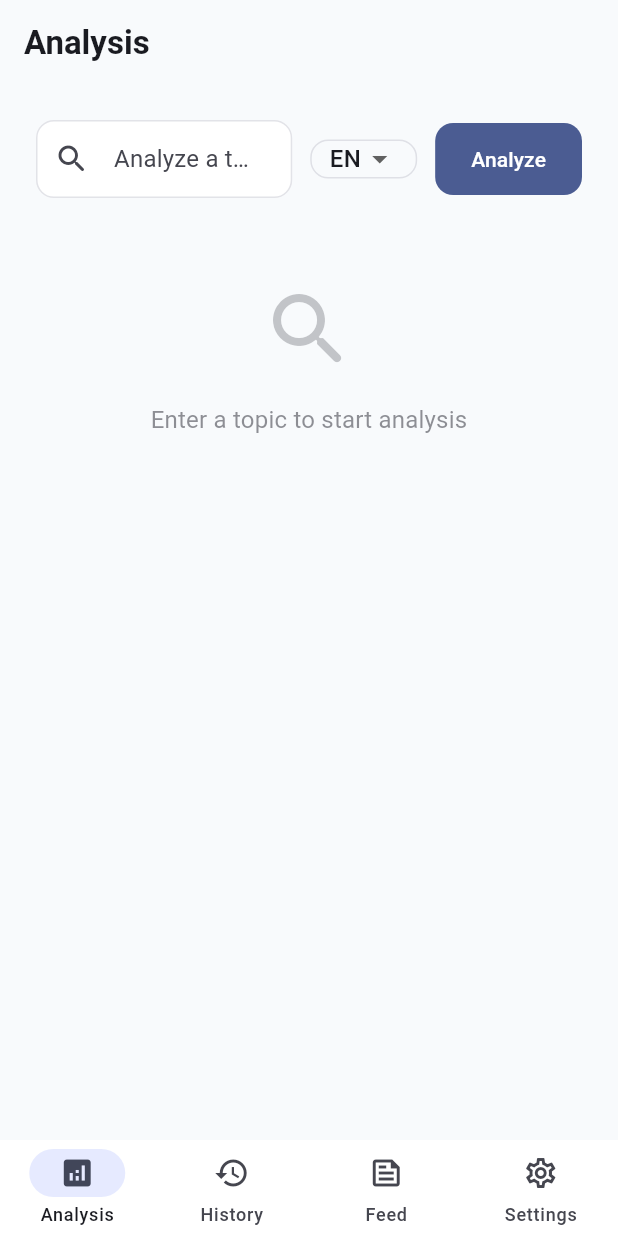
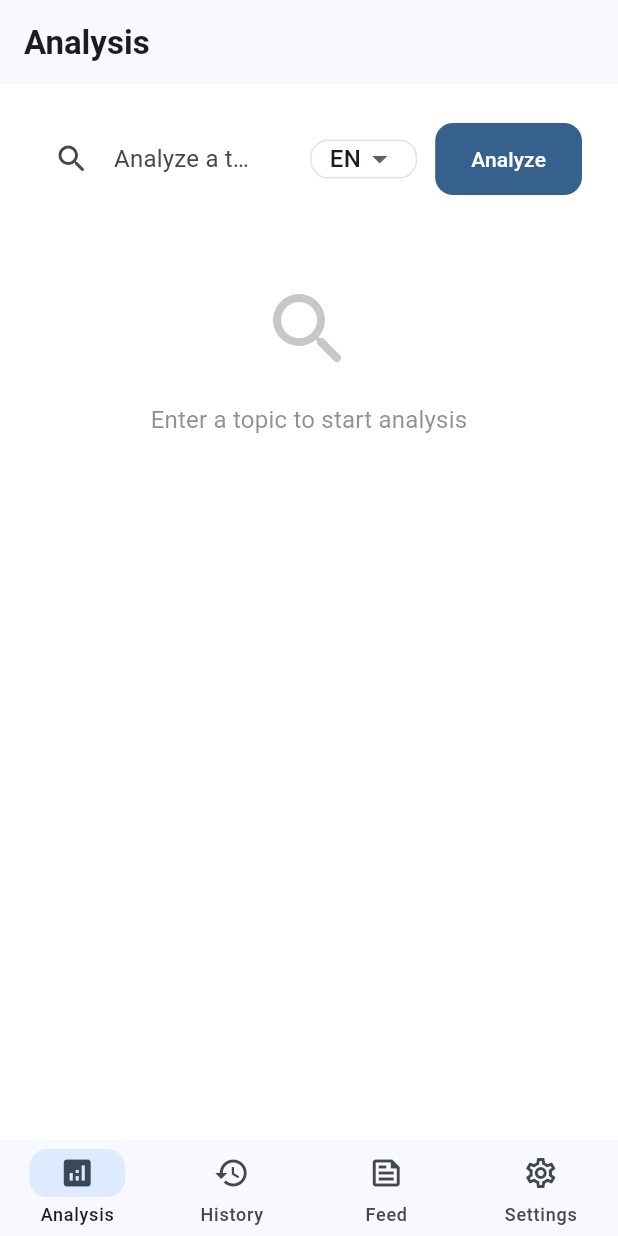
Before and after one commit to nil-byte/TrendPulseNew, a Flutter app: the screen it shows after launch, on a phone screen of 412 x 824 dp. Run offline on Flutter 3.47's test engine with Material 3 defaults, Android fonts, the phone set to English and light mode, and no system bars; our stand-ins replace dio, flutter_riverpod, go_router, shared_preferences, shimmer.

Commit message:
feat(app): rebuild design system with spacing, colors, theme, animations
- Add AppSpacing constants for consistent spacing and border radii
- Rewrite AppColors to TrendPulseColors ThemeExtension with light/dark variants
- Rebuild AppTheme with ColorScheme.fromSeed, card elevation, rounded nav indicator
- Create animation utilities: StaggeredListItem, PressFeedback, NumberTicker, ShimmerLoading
- Fix shimmer loading dark mode by using theme-aware colors
- Update common widgets (LoadingWidget, AppErrorWidget, EmptyWidget) with spacing tokens
- Migrate all feature files from static AppColors to ThemeExtension pattern

```diff
--- a/app/lib/core/theme/app_colors.dart
+++ b/app/lib/core/theme/app_colors.dart
@@ -1,25 +1,93 @@
 import 'package:flutter/material.dart';
 
 abstract final class AppColors {
-  static const Color seed = Color(0xFF2563EB);
+  static const Color seed = Color(0xFF2196F3);
+}
 
-  // Light theme
-  static const Color lightBackground = Color(0xFFF8FAFC);
-  static const Color lightSurface = Color(0xFFFFFFFF);
-  static const Color lightSurfaceVariant = Color(0xFFF1F5F9);
+@immutable
+class TrendPulseColors extends ThemeExtension<TrendPulseColors> {
+  const TrendPulseColors({
+    required this.positive,
+    required this.negative,
+    required this.neutral,
+    required this.reddit,
+    required this.youtube,
+    required this.xPlatform,
+    required this.surfaceHighlight,
+    required this.subtleBackground,
+  });
 
-  // Dark theme
-  static const Color darkBackground = Color(0xFF0F172A);
-  static const Color darkSurface = Color(0xFF1E293B);
-  static const Color darkSurfaceVariant = Color(0xFF334155);
+  final Color positive;
+  final Color negative;
+  final Color neutral;
+  final Color reddit;
+  final Color youtube;
+  final Color xPlatform;
+  final Color surfaceHighlight;
+  final Color subtleBackground;
 
-  // Sentiment
-  static const Color positive = Color(0xFF10B981);
-  static const Color negative = Color(0xFFEF4444);
-  static const Color neutral = Color(0xFF94A3B8);
+  static const light = TrendPulseColors(
+    positive: Color(0xFF10B981),
+    negative: Color(0xFFEF4444),
+    neutral: Color(0xFF94A3B8),
+    reddit: Color(0xFFFF4500),
+    youtube: Color(0xFFFF0000),
+    xPlatform: Color(0xFF1DA1F2),
+    surfaceHighlight: Color(0xFFF1F5F9),
+    subtleBackground: Color(0xFFF8FAFC),
+  );
 
-  // Source platforms
-  static const Color reddit = Color(0xFFFF4500);
-  static const Color youtube = Color(0xFFFF0000);
-  static const Color x = Color(0xFF1DA1F2);
+  static const dark = TrendPulseColors(
+    positive: Color(0xFF34D399),
+    negative: Color(0xFFF87171),
+    neutral: Color(0xFF94A3B8),
+    reddit: Color(0xFFFF6633),
+    youtube: Color(0xFFFF4444),
+    xPlatform: Color(0xFF60C5F7),
+    surfaceHighlight: Color(0xFF334155),
+    subtleBackground: Color(0xFF0F172A),
+  );
+
+  @override
+  TrendPulseColors copyWith({
+    Color? positive,
+    Color? negative,
+    Color? neutral,
+    Color? reddit,
+    Color? youtube,
+    Color? xPlatform,
+    Color? surfaceHighlight,
+    Color? subtleBackground,
+  }) {
+    return TrendPulseColors(
+      positive: positive ?? this.positive,
+      negative: negative ?? this.negative,
+      neutral: neutral ?? this.neutral,
+      reddit: reddit ?? this.reddit,
+      youtube: youtube ?? this.youtube,
+      xPlatform: xPlatform ?? this.xPlatform,
+      surfaceHighlight: surfaceHighlight ?? this.surfaceHighlight,
+      subtleBackground: subtleBackground ?? this.subtleBackground,
+    );
+  }
+
+  @override
+  TrendPulseColors lerp(TrendPulseColors? other, double t) {
+    if (other is! TrendPulseColors) return this;
+    return TrendPulseColors(
+      positive: Color.lerp(positive, other.positive, t)!,
+      negative: Color.lerp(negative, other.negative, t)!,
+      neutral: Color.lerp(neutral, other.neutral, t)!,
+      reddit: Color.lerp(reddit, other.reddit, t)!,
+      youtube: Color.lerp(youtube, other.youtube, t)!,
+      xPlatform: Color.lerp(xPlatform, other.xPlatform, t)!,
+      surfaceHighlight: Color.lerp(surfaceHighlight, other.surfaceHighlight, t)!,
+      subtleBackground: Color.lerp(subtleBackground, other.subtleBackground, t)!,
+    );
+  }
 }
+
+extension TrendPulseColorsExtension on ThemeData {
+  TrendPulseColors get trendPulseColors =>
+      extension<TrendPulseColors>() ?? TrendPulseColors.light;
+}
--- /dev/null
+++ b/app/lib/core/theme/app_spacing.dart
@@ -0,0 +1,14 @@
+abstract class AppSpacing {
+  static const double xs = 4;
+  static const double sm = 8;
+  static const double md = 16;
+  static const double lg = 24;
+  static const double xl = 32;
+  static const double xxl = 48;
+
+  static const double borderRadiusSm = 8;
+  static const double borderRadiusMd = 12;
+  static const double borderRadiusLg = 16;
+  static const double borderRadiusXl = 24;
+  static const double borderRadiusFull = 999;
+}
--- a/app/lib/core/theme/app_theme.dart
+++ b/app/lib/core/theme/app_theme.dart
@@ -1,6 +1,7 @@
 import 'package:flutter/material.dart';
 
 import 'app_colors.dart';
+import 'app_spacing.dart';
 import 'app_typography.dart';
 
 abstract final class AppTheme {
@@ -8,25 +9,23 @@ abstract final class AppTheme {
     final colorScheme = ColorScheme.fromSeed(
       seedColor: AppColors.seed,
       brightness: Brightness.light,
-      surface: AppColors.lightSurface,
     );
 
     return ThemeData(
       useMaterial3: true,
       colorScheme: colorScheme,
       textTheme: AppTypography.textTheme,
-      scaffoldBackgroundColor: AppColors.lightBackground,
+      scaffoldBackgroundColor: colorScheme.surfaceContainerLowest,
+      extensions: const [TrendPulseColors.light],
       dividerTheme: const DividerThemeData(
         thickness: 0.5,
         space: 0.5,
       ),
       cardTheme: CardThemeData(
-        elevation: 0,
+        elevation: 0.5,
+        shadowColor: colorScheme.shadow.withValues(alpha: 0.08),
         shape: RoundedRectangleBorder(
-          borderRadius: BorderRadius.circular(12),
-          side: BorderSide(
-            color: colorScheme.outlineVariant.withValues(alpha: 0.3),
-          ),
+          borderRadius: BorderRadius.circular(AppSpacing.borderRadiusLg),
         ),
         color: colorScheme.surface,
         margin: EdgeInsets.zero,
@@ -34,7 +33,7 @@ abstract final class AppTheme {
       appBarTheme: AppBarThemeData(
         elevation: 0,
         scrolledUnderElevation: 0,
-        backgroundColor: AppColors.lightBackground,
+        backgroundColor: colorScheme.surface,
         surfaceTintColor: Colors.transparent,
         centerTitle: false,
         titleTextStyle: AppTypography.textTheme.titleLarge?.copyWith(
@@ -44,8 +43,11 @@ abstract final class AppTheme {
       ),
       navigationBarTheme: NavigationBarThemeData(
         elevation: 0,
-        backgroundColor: AppColors.lightSurface,
+        backgroundColor: colorScheme.surface,
         indicatorColor: colorScheme.primaryContainer.withValues(alpha: 0.7),
+        indicatorShape: RoundedRectangleBorder(
+          borderRadius: BorderRadius.circular(AppSpacing.borderRadiusMd),
+        ),
         surfaceTintColor: Colors.transparent,
         labelBehavior: NavigationDestinationLabelBehavior.alwaysShow,
         height: 64,
@@ -54,32 +56,27 @@ abstract final class AppTheme {
         filled: true,
         fillColor: colorScheme.surfaceContainerLowest,
         border: OutlineInputBorder(
-          borderRadius: BorderRadius.circular(12),
-          borderSide: BorderSide(
-            color: colorScheme.outlineVariant.withValues(alpha: 0.5),
-          ),
+          borderRadius: BorderRadius.circular(AppSpacing.borderRadiusXl),
+          borderSide: BorderSide.none,
         ),
         enabledBorder: OutlineInputBorder(
-          borderRadius: BorderRadius.circular(12),
-          borderSide: BorderSide(
-            color: colorScheme.outlineVariant.withValues(alpha: 0.5),
-          ),
+          borderRadius: BorderRadius.circular(AppSpacing.borderRadiusXl),
+          borderSide: BorderSide.none,
         ),
         focusedBorder: OutlineInputBorder(
-          borderRadius: BorderRadius.circular(12),
-          borderSide: BorderSide(
-            color: colorScheme.primary,
-            width: 1.5,
-          ),
+          borderRadius: BorderRadius.circular(AppSpacing.borderRadiusXl),
+          borderSide: BorderSide(color: colorScheme.primary, width: 1.5),
         ),
-        contentPadding:
-            const EdgeInsets.symmetric(horizontal: 16, vertical: 14),
+        contentPadding: const EdgeInsets.symmetric(
+          horizontal: AppSpacing.md,
+          vertical: 14,
+        ),
       ),
       filledButtonTheme: FilledButtonThemeData(
         style: FilledButton.styleFrom(
           minimumSize: const Size(0, 48),
           shape: RoundedRectangleBorder(
-            borderRadius: BorderRadius.circular(12),
+            borderRadius: BorderRadius.circular(AppSpacing.borderRadiusMd),
           ),
         ),
       ),
@@ -87,11 +84,14 @@ abstract final class AppTheme {
         style: OutlinedButton.styleFrom(
           minimumSize: const Size(0, 48),
           shape: RoundedRectangleBorder(
-            borderRadius: BorderRadius.circular(12),
+            borderRadius: BorderRadius.circular(AppSpacing.borderRadiusMd),
           ),
-          side: BorderSide(
-            color: colorScheme.outlineVariant,
-          ),
+          side: BorderSide(color: colorScheme.outlineVariant),
+        ),
+      ),
+      chipTheme: ChipThemeData(
+        shape: RoundedRectangleBorder(
+          borderRadius: BorderRadius.circular(20),
         ),
       ),
     );
@@ -101,25 +101,23 @@ abstract final class AppTheme {
     final colorScheme = ColorScheme.fromSeed(
       seedColor: AppColors.seed,
       brightness: Brightness.dark,
-      surface: AppColors.darkSurface,
     );
 
     return ThemeData(
       useMaterial3: true,
       colorScheme: colorScheme,
       textTheme: AppTypography.textTheme,
-      scaffoldBackgroundColor: AppColors.darkBackground,
+      scaffoldBackgroundColor: colorScheme.surfaceContainerLowest,
+      extensions: const [TrendPulseColors.dark],
       dividerTheme: const DividerThemeData(
         thickness: 0.5,
         space: 0.5,
       ),
       cardTheme: CardThemeData(
-        elevation: 0,
+        elevation: 0.5,
+        shadowColor: colorScheme.shadow.withValues(alpha: 0.15),
         shape: RoundedRectangleBorder(
-          borderRadius: BorderRadius.circular(12),
-          side: BorderSide(
-            color: colorScheme.outlineVariant.withValues(alpha: 0.2),
-          ),
+          borderRadius: BorderRadius.circular(AppSpacing.borderRadiusLg),
         ),
         color: colorScheme.surface,
         margin: EdgeInsets.zero,
@@ -127,7 +125,7 @@ abstract final class AppTheme {
       appBarTheme: AppBarThemeData(
         elevation: 0,
         scrolledUnderElevation: 0,
-        backgroundColor: AppColors.darkBackground,
+        backgroundColor: colorScheme.surface,
         surfaceTintColor: Colors.transparent,
         centerTitle: false,
         titleTextStyle: AppTypography.textTheme.titleLarge?.copyWith(
@@ -137,8 +135,11 @@ abstract final class AppTheme {
       ),
       navigationBarTheme: NavigationBarThemeData(
         elevation: 0,
-        backgroundColor: AppColors.darkSurface,
+        backgroundColor: colorScheme.surface,
         indicatorColor: colorScheme.primaryContainer.withValues(alpha: 0.5),
+        indicatorShape: RoundedRectangleBorder(
+          borderRadius: BorderRadius.circular(AppSpacing.borderRadiusMd),
+        ),
         surfaceTintColor: Colors.transparent,
         labelBehavior: NavigationDestinationLabelBehavior.alwaysShow,
         height: 64,
@@ -147,32 +148,27 @@ abstract final class AppTheme {
         filled: true,
         fillColor: colorScheme.surfaceContainerLowest,
         border: OutlineInputBorder(
-          borderRadius: BorderRadius.circular(12),
-          borderSide: BorderSide(
-            color: colorScheme.outlineVariant.withValues(alpha: 0.3),
-          ),
+          borderRadius: BorderRadius.circular(AppSpacing.borderRadiusXl),
+          borderSide: BorderSide.none,
         ),
         enabledBorder: OutlineInputBorder(
-          borderRadius: BorderRadius.circular(12),
-          borderSide: BorderSide(
-            color: colorScheme.outlineVariant.withValues(alpha: 0.3),
-          ),
+          borderRadius: BorderRadius.circular(AppSpacing.borderRadiusXl),
+          borderSide: BorderSide.none,
         ),
         focusedBorder: OutlineInputBorder(
-          borderRadius: BorderRadius.circular(12),
-          borderSide: BorderSide(
-            color: colorScheme.primary,
-            width: 1.5,
-          ),
+          borderRadius: BorderRadius.circular(AppSpacing.borderRadiusXl),
+          borderSide: BorderSide(color: colorScheme.primary, width: 1.5),
         ),
-        contentPadding:
-            const EdgeInsets.symmetric(horizontal: 16, vertical: 14),
+        contentPadding: const EdgeInsets.symmetric(
+          horizontal: AppSpacing.md,
+          vertical: 14,
+        ),
       ),
       filledButtonTheme: FilledButtonThemeData(
         style: FilledButton.styleFrom(
           minimumSize: const Size(0, 48),
           shape: RoundedRectangleBorder(
-            borderRadius: BorderRadius.circular(12),
+            borderRadius: BorderRadius.circular(AppSpacing.borderRadiusMd),
           ),
         ),
       ),
@@ -180,11 +176,14 @@ abstract final class AppTheme {
         style: OutlinedButton.styleFrom(
           minimumSize: const Size(0, 48),
           shape: RoundedRectangleBorder(
-            borderRadius: BorderRadius.circular(12),
+            borderRadius: BorderRadius.circular(AppSpacing.borderRadiusMd),
           ),
-          side: BorderSide(
-            color: colorScheme.outlineVariant,
-          ),
+          side: BorderSide(color: colorScheme.outlineVariant),
+        ),
+      ),
+      chipTheme: ChipThemeData(
+        shape: RoundedRectangleBorder(
+          borderRadius: BorderRadius.circular(20),
         ),
       ),
     );
--- a/app/lib/core/widgets/empty_widget.dart
+++ b/app/lib/core/widgets/empty_widget.dart
@@ -1,12 +1,16 @@
 import 'package:flutter/material.dart';
+
+import 'package:trendpulse/core/theme/app_spacing.dart';
 
 class EmptyWidget extends StatelessWidget {
   final String message;
+  final String? subtitle;
   final IconData icon;
 
   const EmptyWidget({
     super.key,
     required this.message,
+    this.subtitle,
     this.icon = Icons.inbox_outlined,
   });
 
@@ -15,7 +19,7 @@ class EmptyWidget extends StatelessWidget {
     final theme = Theme.of(context);
     return Center(
       child: Padding(
-        padding: const EdgeInsets.all(32),
+        padding: const EdgeInsets.all(AppSpacing.xl),
         child: Column(
           mainAxisSize: MainAxisSize.min,
           children: [
@@ -25,7 +29,7 @@ class EmptyWidget extends StatelessWidget {
               color:
                   theme.colorScheme.onSurfaceVariant.withValues(alpha: 0.3),
             ),
-            const SizedBox(height: 16),
+            const SizedBox(height: AppSpacing.md),
             Text(
               message,
               style: theme.textTheme.bodyLarge?.copyWith(
@@ -34,6 +38,17 @@ class EmptyWidget extends StatelessWidget {
               ),
               textAlign: TextAlign.center,
             ),
+            if (subtitle != null) ...[
+              const SizedBox(height: AppSpacing.sm),
+              Text(
+                subtitle!,
+                style: theme.textTheme.bodySmall?.copyWith(
+                  color: theme.colorScheme.onSurfaceVariant
+                      .withValues(alpha: 0.4),
+                ),
+                textAlign: TextAlign.center,
+              ),
+            ],
           ],
         ),
       ),
```
Also changed, not shown: app/lib/core/animations/number_ticker.dart (added, +71 -0 lines), app/lib/core/animations/press_feedback.dart (added, +37 -0 lines), app/lib/core/animations/shimmer_loading.dart (added, +46 -0 lines), app/lib/core/animations/staggered_list.dart (added, +61 -0 lines), app/lib/core/widgets/error_widget.dart (+8 -4 lines), app/lib/core/widgets/loading_widget.dart (+5 -20 lines), app/lib/features/analysis/presentation/pages/analysis_page.dart (+8 -7 lines), app/lib/features/analysis/presentation/widgets/heat_index_card.dart (+4 -3 lines), app/lib/features/analysis/presentation/widgets/key_insight_card.dart (+6 -5 lines), app/lib/features/analysis/presentation/widgets/sentiment_gauge.dart (+8 -6 lines), app/lib/features/feed/presentation/pages/feed_page.dart (+23 -22 lines), app/lib/features/feed/presentation/widgets/source_post_card.dart (+7 -6 lines), app/lib/features/history/presentation/widgets/history_list_item.dart (+16 -13 lines).
